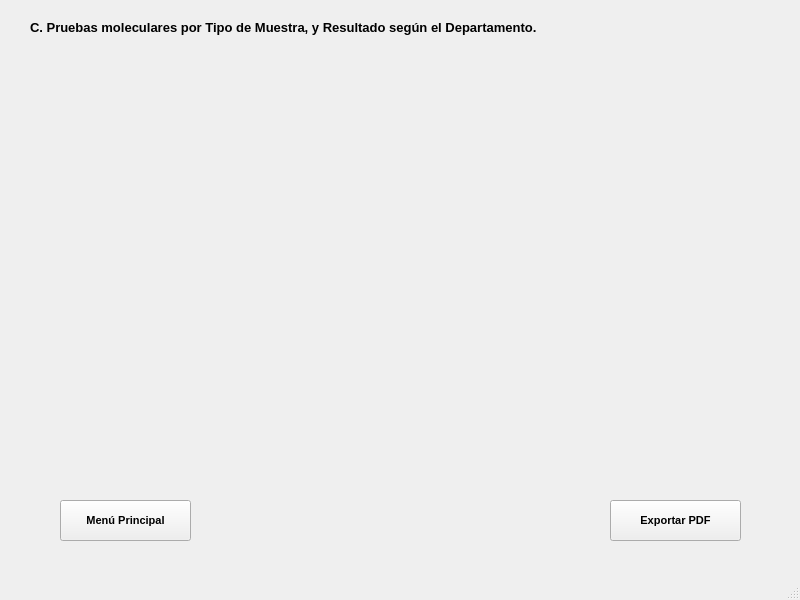
This is estadistica3.ui in Mario-Chura/TO_Tabajo_Final_Grupo6_Tema2 as Qt 5 draws it before an edit. The edited form follows.
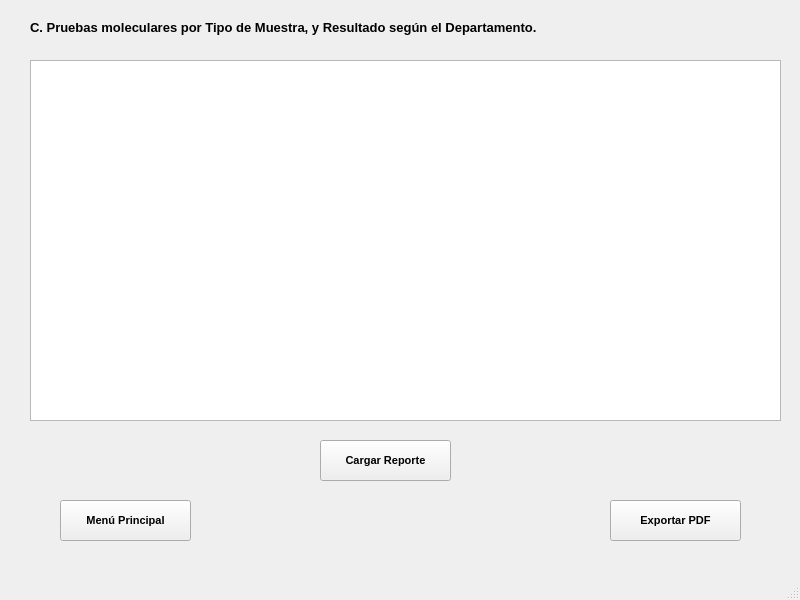
This is the edited form.

Diff of the .ui file:
```diff
--- a/estadistica3.ui
+++ b/estadistica3.ui
@@ -65,6 +65,35 @@
      <string>&lt;html&gt;&lt;head/&gt;&lt;body&gt;&lt;p&gt;&lt;span style=&quot; font-size:10pt; font-weight:700;&quot;&gt;C. Pruebas moleculares por Tipo de Muestra, y Resultado según el Departamento.&lt;/span&gt;&lt;/p&gt;&lt;/body&gt;&lt;/html&gt;</string>
     </property>
    </widget>
+   <widget class="QTableWidget" name="tabla">
+    <property name="geometry">
+     <rect>
+      <x>30</x>
+      <y>60</y>
+      <width>751</width>
+      <height>361</height>
+     </rect>
+    </property>
+   </widget>
+   <widget class="QPushButton" name="carga">
+    <property name="geometry">
+     <rect>
+      <x>320</x>
+      <y>440</y>
+      <width>131</width>
+      <height>41</height>
+     </rect>
+    </property>
+    <property name="font">
+     <font>
+      <pointsize>8</pointsize>
+      <bold>true</bold>
+     </font>
+    </property>
+    <property name="text">
+     <string>Cargar Reporte</string>
+    </property>
+   </widget>
   </widget>
   <widget class="QMenuBar" name="menubar">
    <property name="geometry">
```
